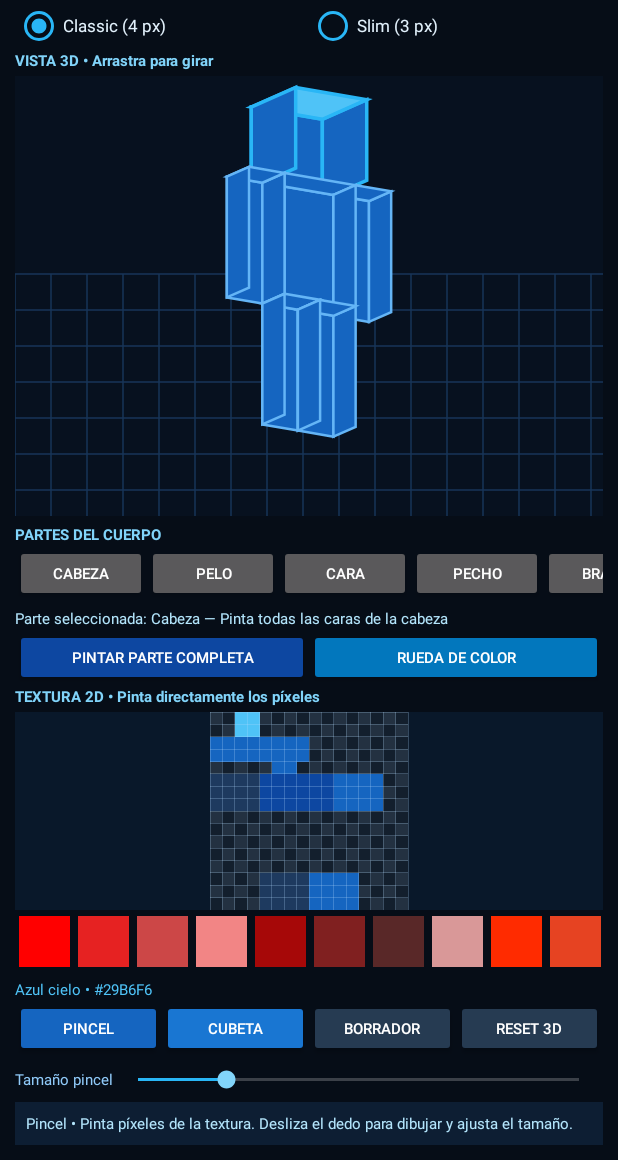
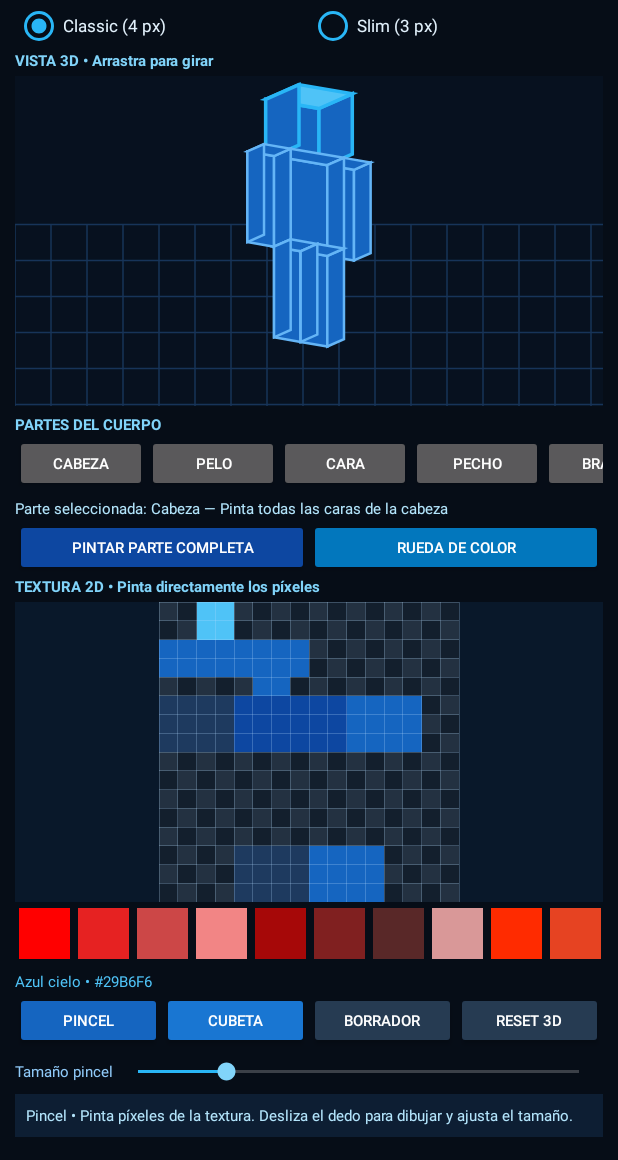
Before and after one commit to santiagogd2513-cpu/hola-mundo, an Android app: the screen it shows after launch (MainActivity), on a phone screen of 412 x 824 dp, the part 76-1236 px from its top. Run offline under Robolectric (Android 15) with nearby library versions, the phone set to English and light mode, and no system bars.

Commit message:
Make Skin Studio editor vertically scrollable and enlarge texture canvas

```diff
--- a/app/src/main/res/layout/activity_main.xml
+++ b/app/src/main/res/layout/activity_main.xml
@@ -1,7 +1,9 @@
 <?xml version="1.0" encoding="utf-8"?>
-<LinearLayout xmlns:android="http://schemas.android.com/apk/res/android"
- android:layout_width="match_parent" android:layout_height="match_parent" android:orientation="vertical"
- android:background="#060D17" android:padding="10dp">
+<ScrollView xmlns:android="http://schemas.android.com/apk/res/android"
+ android:layout_width="match_parent" android:layout_height="match_parent" android:fillViewport="true"
+ android:background="#060D17" android:clipToPadding="false">
+ <LinearLayout android:layout_width="match_parent" android:layout_height="wrap_content"
+  android:orientation="vertical" android:padding="10dp">
   <LinearLayout android:layout_width="match_parent" android:layout_height="wrap_content" android:orientation="horizontal" android:gravity="center_vertical">
    <LinearLayout android:layout_width="0dp" android:layout_height="wrap_content" android:layout_weight="1" android:orientation="vertical">
     <TextView android:layout_width="wrap_content" android:layout_height="wrap_content" android:text="SKIN STUDIO 3D" android:textColor="#E3F2FD" android:textSize="19sp" android:textStyle="bold"/>
@@ -14,7 +16,7 @@
    <RadioButton android:id="@+id/rbSlim" android:layout_width="0dp" android:layout_height="wrap_content" android:layout_weight="1" android:text="Slim (3 px)" android:textColor="#E3F2FD" android:buttonTint="#29B6F6" android:textSize="11sp"/>
   </RadioGroup>
   <TextView android:layout_width="wrap_content" android:layout_height="wrap_content" android:text="VISTA 3D • Arrastra para girar" android:textColor="#81D4FA" android:textSize="10sp" android:textStyle="bold"/>
- <com.forjastudios.skinstudio.SkinViewport3DView android:id="@+id/viewport3D" android:layout_width="match_parent" android:layout_height="0dp" android:layout_weight="1" android:layout_marginTop="3dp"/>
+  <com.forjastudios.skinstudio.SkinViewport3DView android:id="@+id/viewport3D" android:layout_width="match_parent" android:layout_height="220dp" android:layout_marginTop="3dp"/>
   <TextView android:layout_width="wrap_content" android:layout_height="wrap_content" android:text="PARTES DEL CUERPO" android:textColor="#81D4FA" android:textSize="10sp" android:textStyle="bold" android:layout_marginTop="5dp"/>
   <HorizontalScrollView android:layout_width="match_parent" android:layout_height="42dp" android:scrollbars="none">
    <LinearLayout android:layout_width="wrap_content" android:layout_height="match_parent" android:orientation="horizontal">
@@ -34,7 +36,7 @@
    <Button android:id="@+id/btnUniversalWheel" android:layout_width="0dp" android:layout_height="38dp" android:layout_weight="1" android:text="Rueda de color" android:textSize="10sp" android:backgroundTint="#0277BD"/>
   </LinearLayout>
   <TextView android:layout_width="wrap_content" android:layout_height="wrap_content" android:text="TEXTURA 2D • Pinta directamente los píxeles" android:textColor="#81D4FA" android:textSize="10sp" android:textStyle="bold"/>
- <com.forjastudios.skinstudio.SkinTextureEditorView android:id="@+id/textureEditor" android:layout_width="match_parent" android:layout_height="132dp" android:layout_marginTop="3dp"/>
+  <com.forjastudios.skinstudio.SkinTextureEditorView android:id="@+id/textureEditor" android:layout_width="match_parent" android:layout_height="200dp" android:layout_marginTop="3dp"/>
   <HorizontalScrollView android:id="@+id/hsvPaletteScroll" android:layout_width="match_parent" android:layout_height="42dp" android:layout_marginTop="4dp" android:scrollbars="none"/>
   <TextView android:id="@+id/tvColorInfo" android:layout_width="match_parent" android:layout_height="wrap_content" android:text="Color activo • #29B6F6" android:textColor="#4FC3F7" android:textSize="10sp"/>
   <LinearLayout android:layout_width="match_parent" android:layout_height="wrap_content" android:orientation="horizontal">
@@ -49,3 +51,4 @@
   </LinearLayout>
   <TextView android:id="@+id/tvToolDescription" android:layout_width="match_parent" android:layout_height="wrap_content" android:background="#0D1E33" android:padding="7dp" android:text="Pincel • Pinta píxeles de la textura." android:textColor="#B3E5FC" android:textSize="10sp"/>
  </LinearLayout>
+</ScrollView>
```
Lines whose indentation alone changed are shown as unchanged.
